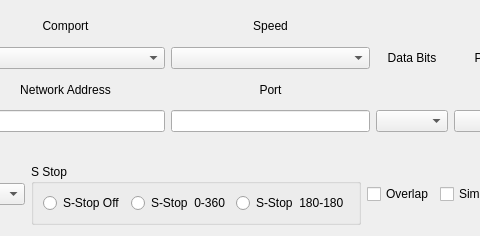
Before: the Qt Designer form mqt/MqtRotator/rotsetupform.ui in Rsclub22/Minos2-Mirror, drawn with Qt 5; both pictures show x 127 to 607 and y 0 to 236 of the 976 by 236 pixel window.
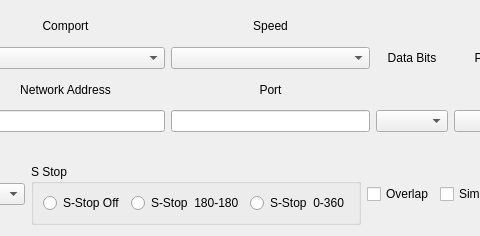
After: the same form once the commit is applied.

Commit message: fix not saving the SouthStop type.

```diff
--- a/mqt/MqtRotator/rotsetupform.ui
+++ b/mqt/MqtRotator/rotsetupform.ui
@@ -277,16 +277,16 @@
            </widget>
           </item>
           <item>
-           <widget class="QRadioButton" name="rotInvertBut">
+           <widget class="QRadioButton" name="compassBut">
             <property name="text">
-             <string>S-Stop  0-360</string>
+             <string>S-Stop  180-180</string>
             </property>
            </widget>
           </item>
           <item>
-           <widget class="QRadioButton" name="compassBut">
+           <widget class="QRadioButton" name="rotInvertBut">
             <property name="text">
-             <string>S-Stop  180-180</string>
+             <string>S-Stop  0-360</string>
             </property>
            </widget>
           </item>
```
The commit also changes 3 other files.
